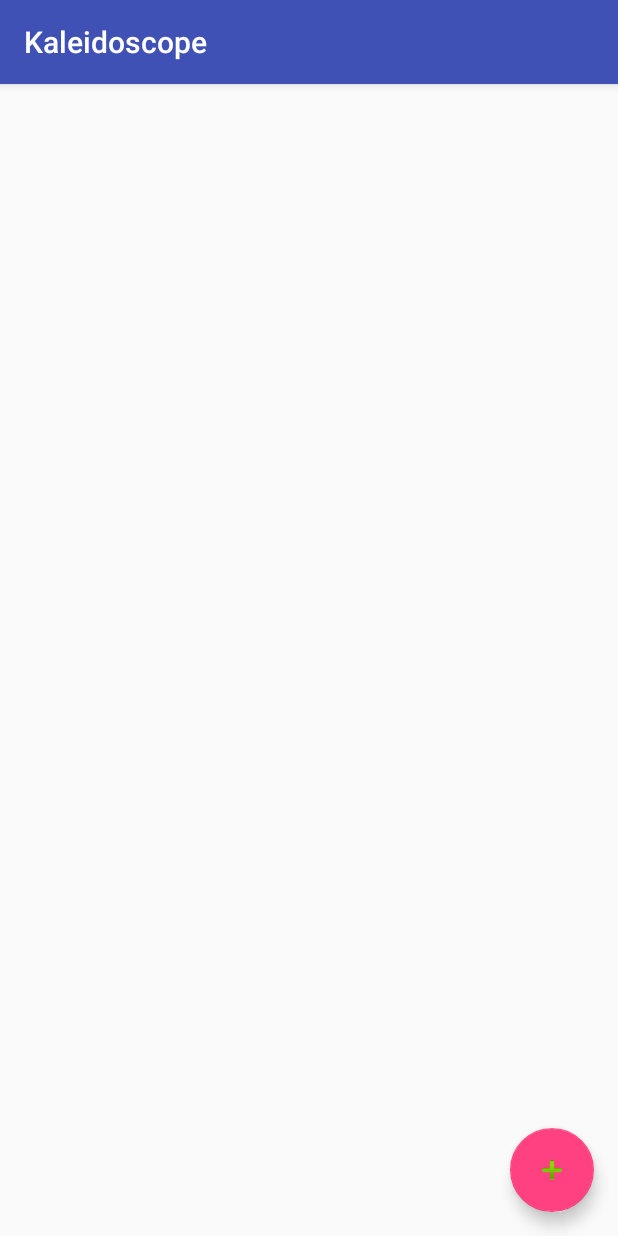
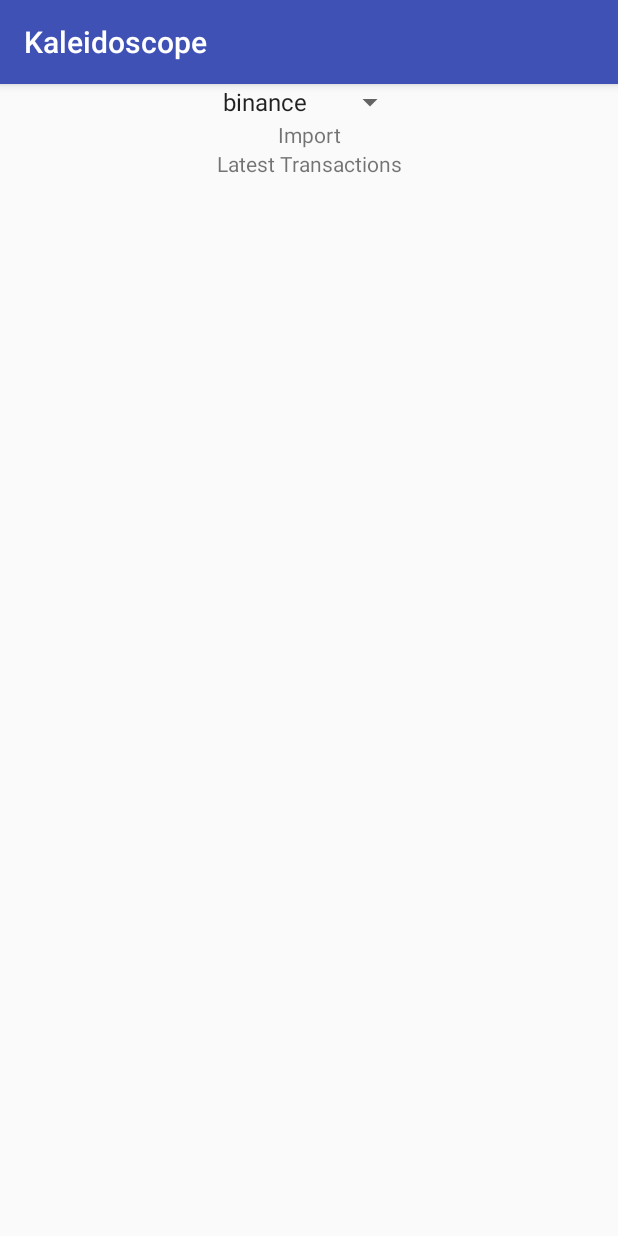
Before and after one commit to hsukev/Kaleidoscope, an Android app: the fragment HistoryFragment shown on its own in the app's theme, on a phone screen of 412 x 824 dp. Run offline under Robolectric (Android 15) with nearby library versions, the phone set to English and light mode, and no system bars; our stand-ins replace ButterKnife, Room's generated code.

Commit message:
feat: Add exchange import spinner, balance calculation method

```diff
--- a/app/src/main/java/urbanutility/design/kaleidoscope/HistoryFragment.java
+++ b/app/src/main/java/urbanutility/design/kaleidoscope/HistoryFragment.java
@@ -5,13 +5,14 @@ import android.arch.lifecycle.Observer;
 import android.arch.lifecycle.ViewModelProviders;
 import android.os.Bundle;
 import android.support.annotation.Nullable;
-import android.support.design.widget.FloatingActionButton;
 import android.support.v4.app.Fragment;
 import android.support.v7.widget.LinearLayoutManager;
 import android.support.v7.widget.RecyclerView;
 import android.view.LayoutInflater;
 import android.view.View;
 import android.view.ViewGroup;
+import android.widget.Spinner;
+import android.widget.TextView;
 
 import java.util.List;
 
@@ -31,8 +32,10 @@ import urbanutility.design.kaleidoscope.view.OrdersAdapter;
 public class HistoryFragment extends Fragment {
     @BindView(R.id.recyclerView)
     RecyclerView recycler;
-    @BindView(R.id.floatingActionButton)
-    FloatingActionButton fab;
+    @BindView(R.id.spinner)
+    Spinner spinner;
+    @BindView(R.id.import_button)
+    TextView importButton;
 
     public KaleidoViewModel kaleidoViewModel;
     public Retrofit.Builder retrofitBuilder;
@@ -73,11 +76,11 @@ public class HistoryFragment extends Fragment {
         recycler.setAdapter(adapter);
         recycler.setLayoutManager(new LinearLayoutManager(getContext(), LinearLayoutManager.VERTICAL, false));
 
-        fab.setOnClickListener(new View.OnClickListener() {
+        importButton.setOnClickListener(new View.OnClickListener() {
             @Override
             public void onClick(View view) {
                 KaleidoExchangePort exchangePort = new KaleidoExchangePort(HistoryFragment.this);
-                exchangePort.addExchange("binance");
+                exchangePort.addExchange(spinner.getSelectedItem().toString());
             }
         });
     }
--- a/app/src/main/java/urbanutility/design/kaleidoscope/clients/HmacSigner.java
+++ b/app/src/main/java/urbanutility/design/kaleidoscope/HmacSigner.java
@@ -1,4 +1,4 @@
-package urbanutility.design.kaleidoscope.clients;
+package urbanutility.design.kaleidoscope;
 
 import org.apache.commons.codec.binary.Hex;
 
--- a/app/src/main/java/urbanutility/design/kaleidoscope/database/KaleidoDao.java
+++ b/app/src/main/java/urbanutility/design/kaleidoscope/database/KaleidoDao.java
@@ -5,7 +5,6 @@ import android.arch.lifecycle.LiveData;
 import android.arch.persistence.room.Insert;
 import android.arch.persistence.room.OnConflictStrategy;
 import android.arch.persistence.room.Query;
-import android.arch.persistence.room.Transaction;
 
 import java.util.List;
 
@@ -22,20 +21,17 @@ public abstract class KaleidoDao {
     @Insert(onConflict = OnConflictStrategy.IGNORE)
     public abstract void insertOrder(KaleidoOrder... kaleidoOrders);
 
-    @Insert
+    @Insert(onConflict = OnConflictStrategy.REPLACE)
     public abstract void insertBalance(KaleidoBalance... kaleidoBalances);
 
     @Query("SELECT * FROM kaleido_orders")
     public abstract LiveData<List<KaleidoOrder>> getAllOrders();
 
-    @Transaction
-    public void queryAndUpdate(){
-
-    }
-
-
-
     @Query("SELECT * FROM kaleido_balances")
     public abstract LiveData<List<KaleidoBalance>> getAllBalances();
 
+    @Query("SELECT * FROM kaleido_balances WHERE symbol == :symbol ")
+    public abstract KaleidoBalance getBalance(String symbol);
+
+
 }
--- a/app/src/main/java/urbanutility/design/kaleidoscope/module/binance/client/BinanceRequestInterceptor.java
+++ b/app/src/main/java/urbanutility/design/kaleidoscope/module/binance/client/BinanceRequestInterceptor.java
@@ -8,7 +8,7 @@ import okhttp3.HttpUrl;
 import okhttp3.Interceptor;
 import okhttp3.Request;
 import okhttp3.Response;
-import urbanutility.design.kaleidoscope.clients.HmacSigner;
+import urbanutility.design.kaleidoscope.HmacSigner;
 
 /**
  * Created by jerye on 1/4/2018.
@@ -43,14 +43,14 @@ public class BinanceRequestInterceptor implements Interceptor {
             if(isSignedRequired){
                 String query = originalRequest.url().query();
                 String signedKey = HmacSigner.signSHA256(query, mSecretKey);
-                Log.d(LOG, signedKey);
+//                Log.d(LOG, signedKey);
                 HttpUrl signedURL = originalRequest.url().newBuilder().addQueryParameter("signature", signedKey).build();
                 newBuilder.url(signedURL);
             }
         }
 
         Request request = newBuilder.build();
-//        Log.d(LOG, request.headers().toString());
+        Log.d(LOG, request.headers().toString());
 //        Log.d("HttpInterceptorNew", request.toString());
         return chain.proceed(request);
     }
--- a/app/src/main/java/urbanutility/design/kaleidoscope/view/KaleidoViewModel.java
+++ b/app/src/main/java/urbanutility/design/kaleidoscope/view/KaleidoViewModel.java
@@ -29,9 +29,12 @@ public class KaleidoViewModel extends AndroidViewModel {
         return kaleidoDatabase.kaleidoDao().getAllOrders();
     }
 
-
     public LiveData<List<KaleidoBalance>> getAllBalances(){
         return kaleidoDatabase.kaleidoDao().getAllBalances();
+    }
+
+    public KaleidoBalance getBalance(String symbol){
+        return kaleidoDatabase.kaleidoDao().getBalance(symbol);
     }
 
     public void insertOrder(KaleidoOrder kaleidoOrder){
--- a/app/src/main/res/layout/transactions_page.xml
+++ b/app/src/main/res/layout/transactions_page.xml
@@ -1,21 +1,33 @@
 <?xml version="1.0" encoding="utf-8"?>
-<FrameLayout xmlns:android="http://schemas.android.com/apk/res/android"
+<LinearLayout xmlns:android="http://schemas.android.com/apk/res/android"
     android:layout_width="match_parent"
+    xmlns:tools="http://schemas.android.com/tools"
+    android:orientation="vertical"
     xmlns:app="http://schemas.android.com/apk/res-auto"
     android:layout_height="match_parent">
+
+    <Spinner
+        android:id="@+id/spinner"
+        android:layout_gravity="center_horizontal"
+        android:layout_width="wrap_content"
+        android:entries="@array/exchange_dropdown"
+        android:layout_height="wrap_content">
+    </Spinner>
+    <TextView
+        android:id="@+id/import_button"
+        android:text="@string/import_button"
+        android:layout_width="match_parent"
+        android:gravity="center"
+        android:layout_height="wrap_content" />
+    <TextView
+        android:text="@string/latest_transactions"
+        android:layout_width="match_parent"
+        android:gravity="center"
+        android:layout_height="wrap_content" />
 
     <android.support.v7.widget.RecyclerView
         android:id="@+id/recyclerView"
         android:layout_width="match_parent"
         android:layout_height="match_parent" />
 
-    <android.support.design.widget.FloatingActionButton
-        android:id="@+id/floatingActionButton"
-        app:srcCompat="@android:drawable/ic_input_add"
-        android:layout_width="wrap_content"
-        android:layout_height="wrap_content"
-        android:layout_gravity="bottom|right"
-        android:layout_margin="16dp"
-        android:clickable="true"
-        android:onClick="addExchange" />
-</FrameLayout>
+</LinearLayout>
--- a/app/src/main/res/values/strings.xml
+++ b/app/src/main/res/values/strings.xml
@@ -3,4 +3,18 @@
 
     <!-- TODO: Remove or change this placeholder text -->
     <string name="hello_blank_fragment">Hello blank fragment</string>
+
+    <string name="import_button">Import</string>
+    <string name="latest_transactions">Latest Transactions</string>
+    <string-array name="exchange_dropdown">
+        <item>binance</item>
+        <item>cryptopia</item>
+        <item>bittrex</item>
+        <item>kucoins</item>
+        <item>gemini</item>
+        <item>gdax</item>
+        <item>coinbase</item>
+        <item>poloniex</item>
+    </string-array>
+
 </resources>
```
Also changed, not shown: app/src/main/java/urbanutility/design/kaleidoscope/module/binance/client/BinanceChainRequestor.java (+19 -9 lines), app/src/main/java/urbanutility/design/kaleidoscope/view/BalanceAdapter.java (added, +63 -0 lines), app/src/main/res/layout/balance_item.xml (added, +21 -0 lines).
